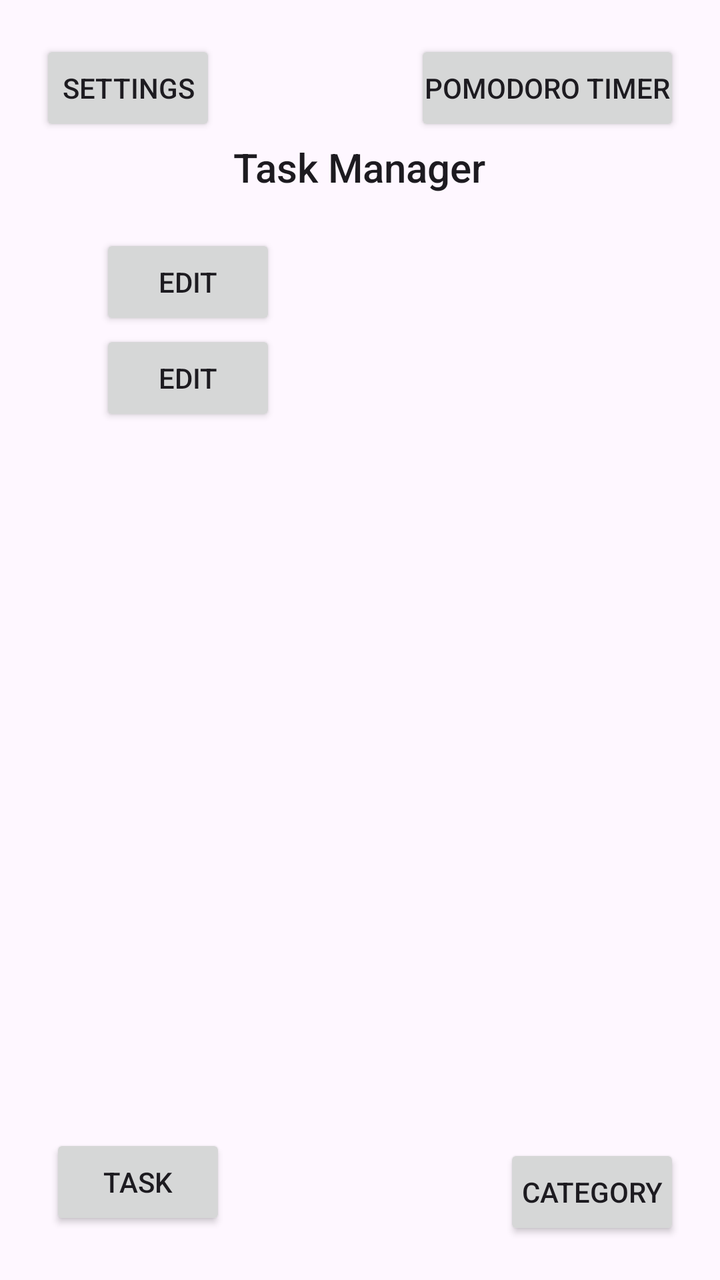
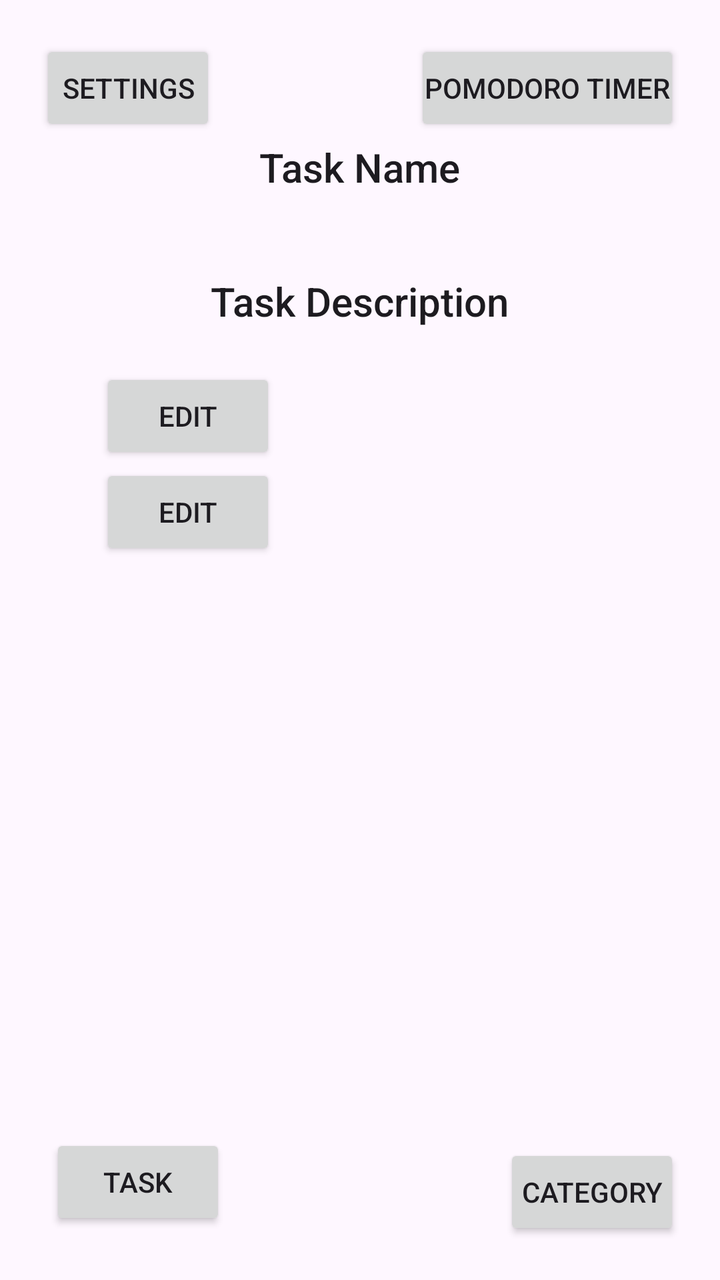

Screens rendered from an Android XML layout before and after an edit, with the pre-edit source and the edit as a unified diff.
<!-- AndroidManifest.xml: application theme Theme.TaskManager_project_MDAD -->
<!-- res/layout/activity_main.xml -->
<?xml version="1.0" encoding="utf-8"?>
<RelativeLayout
    xmlns:android="http://schemas.android.com/apk/res/android"
    xmlns:app="http://schemas.android.com/apk/res-auto"
    xmlns:tools="http://schemas.android.com/tools"
    android:id="@+id/main"
    android:layout_width="match_parent"
    android:layout_height="match_parent"
    tools:context=".MainActivity">

    <Button
        android:id="@+id/settings_button"
        android:layout_height="wrap_content"
        android:layout_width="wrap_content"
        android:text="Settings"
        android:padding="5dp"
        android:layout_margin="20dp"
        android:layout_alignParentStart="true"
        android:layout_alignParentTop="true"
        app:icon="@drawable/baseline_app_settings_alt_24"
        />

    <Button
        android:id="@+id/pomodoro_button"
        android:layout_height="wrap_content"
        android:layout_width="wrap_content"
        android:text="Pomodoro Timer"
        android:padding="5dp"
        android:layout_margin="20dp"
        android:layout_alignParentTop="true"
        android:layout_alignParentEnd="true"
        app:icon="@drawable/baseline_av_timer_24"
        />


    <LinearLayout
        android:layout_width="match_parent"
        android:layout_height="match_parent"
        android:layout_margin="50dp"
        android:orientation="vertical">

        <TextView
            android:layout_width="wrap_content"
            android:layout_height="wrap_content"
            android:text="Task Manager"
            style ="@style/TextAppearance.AppCompat.Title"
            android:layout_margin="20dp"
            android:layout_gravity="center"/>


        <Button
            android:id="@+id/edit_task_button"
            android:layout_height="wrap_content"
            android:layout_width="wrap_content"
            android:text="Edit" />

        <Button
            android:id="@+id/edit_category_button"
            android:layout_height="wrap_content"
            android:layout_width="wrap_content"
            android:text="Edit" />

    </LinearLayout>

    <Button
        android:id="@+id/new_task_button"
        android:layout_height="wrap_content"
        android:layout_width="wrap_content"
        android:text="Task"
        android:layout_alignParentBottom="true"
        android:padding="5dp"
        android:layout_margin="25dp"
        app:icon="@drawable/baseline_add_24"
        />

    <Button
        android:id="@+id/new_category_button"
        android:layout_height="wrap_content"
        android:layout_width="wrap_content"
        android:text="Category"
        android:layout_alignParentBottom="true"
        android:layout_alignParentEnd="true"
        android:padding="5dp"
        android:layout_margin="20dp"
        app:icon="@drawable/baseline_add_24"
        />

</RelativeLayout>
<!-- resources referenced by this layout -->
<resources>
  <!-- drawable baseline_add_24 (drawable) -->
  <vector xmlns:android="http://schemas.android.com/apk/res/android" android:height="24dp" android:tint="#000000" android:viewportHeight="24" android:viewportWidth="24" android:width="24dp">
        
      <path android:fillColor="@android:color/white" android:pathData="M19,13h-6v6h-2v-6H5v-2h6V5h2v6h6v2z"/>
      
  </vector>
  <!-- drawable baseline_app_settings_alt_24 (drawable) -->
  <vector xmlns:android="http://schemas.android.com/apk/res/android" android:height="24dp" android:tint="#000000" android:viewportHeight="24" android:viewportWidth="24" android:width="24dp">
        
      <path android:fillColor="@android:color/white" android:pathData="M21.81,12.74l-0.82,-0.63v-0.22l0.8,-0.63c0.16,-0.12 0.2,-0.34 0.1,-0.51l-0.85,-1.48c-0.07,-0.13 -0.21,-0.2 -0.35,-0.2 -0.05,0 -0.1,0.01 -0.15,0.03l-0.95,0.38c-0.08,-0.05 -0.11,-0.07 -0.19,-0.11l-0.15,-1.01c-0.03,-0.21 -0.2,-0.36 -0.4,-0.36h-1.71c-0.2,0 -0.37,0.15 -0.4,0.34l-0.14,1.01c-0.03,0.02 -0.07,0.03 -0.1,0.05l-0.09,0.06 -0.95,-0.38c-0.05,-0.02 -0.1,-0.03 -0.15,-0.03 -0.14,0 -0.27,0.07 -0.35,0.2l-0.85,1.48c-0.1,0.17 -0.06,0.39 0.1,0.51l0.8,0.63v0.23l-0.8,0.63c-0.16,0.12 -0.2,0.34 -0.1,0.51l0.85,1.48c0.07,0.13 0.21,0.2 0.35,0.2 0.05,0 0.1,-0.01 0.15,-0.03l0.95,-0.37c0.08,0.05 0.12,0.07 0.2,0.11l0.15,1.01c0.03,0.2 0.2,0.34 0.4,0.34h1.71c0.2,0 0.37,-0.15 0.4,-0.34l0.15,-1.01c0.03,-0.02 0.07,-0.03 0.1,-0.05l0.09,-0.06 0.95,0.38c0.05,0.02 0.1,0.03 0.15,0.03 0.14,0 0.27,-0.07 0.35,-0.2l0.85,-1.48c0.1,-0.17 0.06,-0.39 -0.1,-0.51zM18,13.5c-0.83,0 -1.5,-0.67 -1.5,-1.5s0.67,-1.5 1.5,-1.5 1.5,0.67 1.5,1.5 -0.67,1.5 -1.5,1.5zM17,17h2v4c0,1.1 -0.9,2 -2,2H7c-1.1,0 -2,-0.9 -2,-2V3c0,-1.1 0.9,-2 2,-2h10c1.1,0 2,0.9 2,2v4h-2V6H7v12h10v-1z"/>
      
  </vector>
  <!-- drawable baseline_av_timer_24 (drawable) -->
  <vector xmlns:android="http://schemas.android.com/apk/res/android" android:height="24dp" android:tint="#000000" android:viewportHeight="24" android:viewportWidth="24" android:width="24dp">
        
      <path android:fillColor="@android:color/white" android:pathData="M11,17c0,0.55 0.45,1 1,1s1,-0.45 1,-1 -0.45,-1 -1,-1 -1,0.45 -1,1zM11,3v4h2L13,5.08c3.39,0.49 6,3.39 6,6.92 0,3.87 -3.13,7 -7,7s-7,-3.13 -7,-7c0,-1.68 0.59,-3.22 1.58,-4.42L12,13l1.41,-1.41 -6.8,-6.8v0.02C4.42,6.45 3,9.05 3,12c0,4.97 4.02,9 9,9 4.97,0 9,-4.03 9,-9s-4.03,-9 -9,-9h-1zM18,12c0,-0.55 -0.45,-1 -1,-1s-1,0.45 -1,1 0.45,1 1,1 1,-0.45 1,-1zM6,12c0,0.55 0.45,1 1,1s1,-0.45 1,-1 -0.45,-1 -1,-1 -1,0.45 -1,1z"/>
      
  </vector>
  <style name="Theme.TaskManager_project_MDAD" parent="Base.Theme.TaskManager_project_MDAD" />
  <style name="Base.Theme.TaskManager_project_MDAD" parent="Theme.Material3.DayNight.NoActionBar">
          
          
      </style>
</resources>

<!-- the commit's change to res/layout/activity_main.xml (unified diff, before → after) -->
@@ -39,13 +39,26 @@
         android:layout_margin="50dp"
         android:orientation="vertical">
 
+        
         <TextView
             android:layout_width="wrap_content"
             android:layout_height="wrap_content"
-            android:text="Task Manager"
             style ="@style/TextAppearance.AppCompat.Title"
             android:layout_margin="20dp"
-            android:layout_gravity="center"/>
+            android:text="Task Name"
+            android:layout_gravity="center"
+            android:id="@+id/task_name"/>
+
+        <TextView
+            android:layout_width="wrap_content"
+            android:layout_height="wrap_content"
+            android:text="Task Description"
+            style ="@style/TextAppearance.AppCompat.Title"
+            android:layout_margin="20dp"
+            android:layout_gravity="center"
+            android:id="@+id/task_desc"/>
+
+
 
 
         <Button
